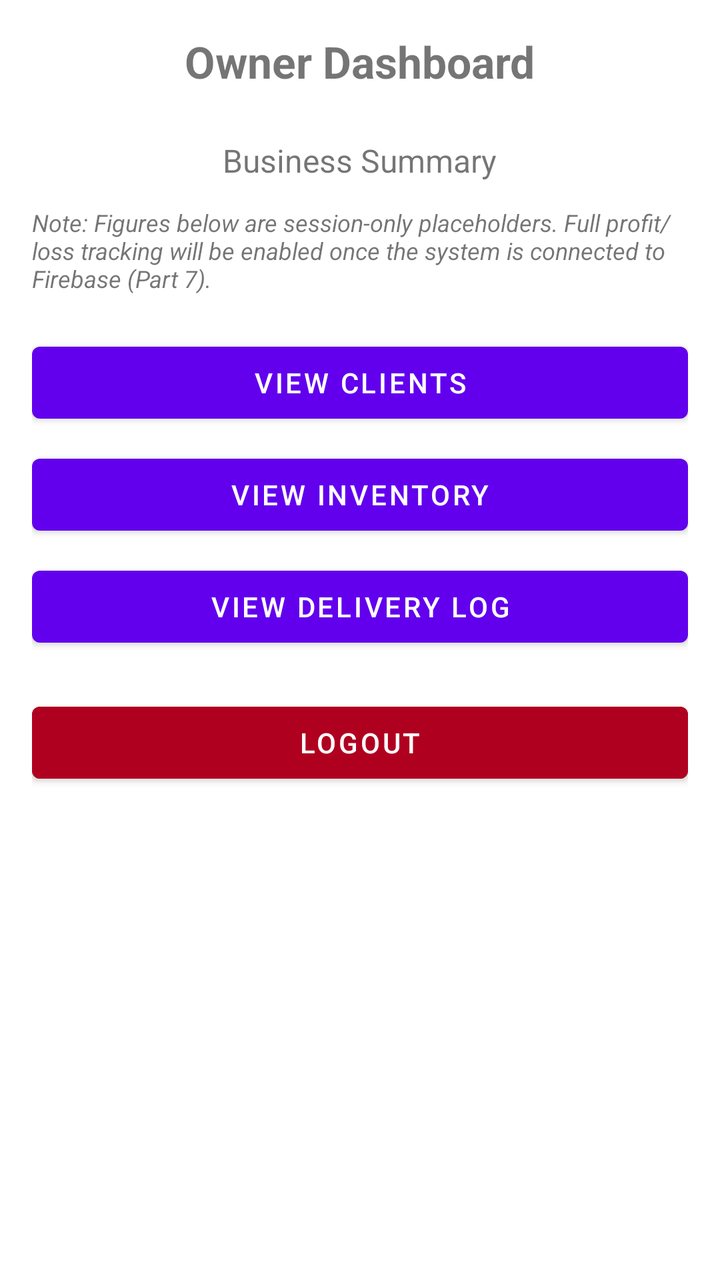
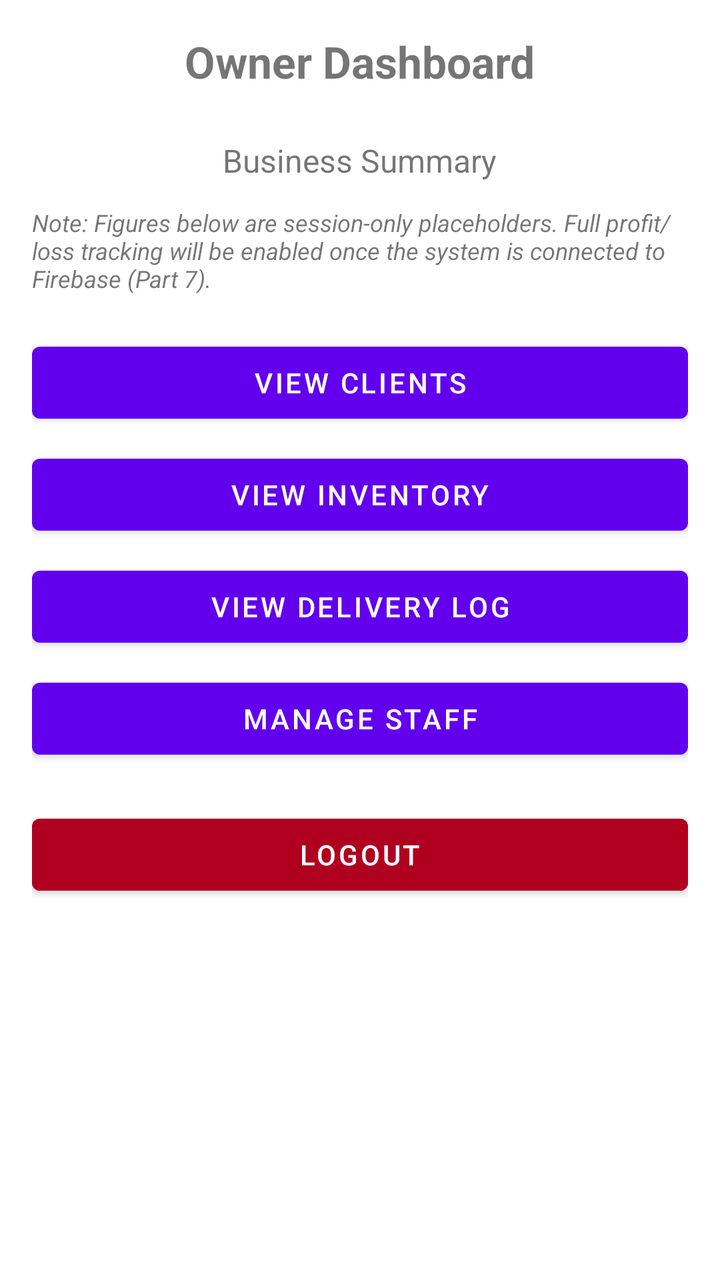

Two renders of the same Android screen: before a commit and after it. Below are the layout's source before the change and the commit's diff.
<!-- AndroidManifest.xml: fallback theme Theme.MaterialComponents.DayNight.NoActionBar -->
<!-- res/layout/activity_dashboard.xml -->
<?xml version="1.0" encoding="utf-8"?>
<LinearLayout xmlns:android="http://schemas.android.com/apk/res/android"
    android:layout_width="match_parent"
    android:layout_height="match_parent"
    android:orientation="vertical"
    android:padding="16dp"
    android:gravity="center_horizontal">

    <TextView
        android:layout_width="wrap_content"
        android:layout_height="wrap_content"
        android:text="Owner Dashboard"
        android:textSize="22sp"
        android:textStyle="bold"
        android:layout_marginBottom="24dp" />

    <TextView
        android:layout_width="wrap_content"
        android:layout_height="wrap_content"
        android:text="Business Summary"
        android:textSize="16sp"
        android:layout_marginBottom="12dp" />

    <TextView
        android:layout_width="match_parent"
        android:layout_height="wrap_content"
        android:text="Note: Figures below are session-only placeholders. Full profit/loss tracking will be enabled once the system is connected to Firebase (Part 7)."
        android:textSize="12sp"
        android:textStyle="italic"
        android:layout_marginBottom="20dp" />

    <Button
        android:id="@+id/viewClientsButton"
        android:layout_width="match_parent"
        android:layout_height="wrap_content"
        android:text="View Clients" />

    <Button
        android:id="@+id/viewInventoryButton"
        android:layout_width="match_parent"
        android:layout_height="wrap_content"
        android:text="View Inventory"
        android:layout_marginTop="8dp" />

    <Button
        android:id="@+id/viewDeliveriesButton"
        android:layout_width="match_parent"
        android:layout_height="wrap_content"
        android:text="View Delivery Log"
        android:layout_marginTop="8dp" />

     <Button
        android:id="@+id/logoutButton"
        android:layout_width="match_parent"
        android:layout_height="wrap_content"
        android:text="Logout"
        android:backgroundTint="#B00020"
        android:layout_marginTop="20dp" />

</LinearLayout>
<!-- resources referenced by this layout -->
<resources>

</resources>

<!-- the commit's change to res/layout/activity_dashboard.xml (unified diff, before → after) -->
@@ -49,6 +49,13 @@
         android:text="View Delivery Log"
         android:layout_marginTop="8dp" />
 
+            <Button
+        android:id="@+id/manageStaffButton"
+        android:layout_width="match_parent"
+        android:layout_height="wrap_content"
+        android:text="Manage Staff"
+        android:layout_marginTop="8dp" />
+
      <Button
         android:id="@+id/logoutButton"
         android:layout_width="match_parent"
